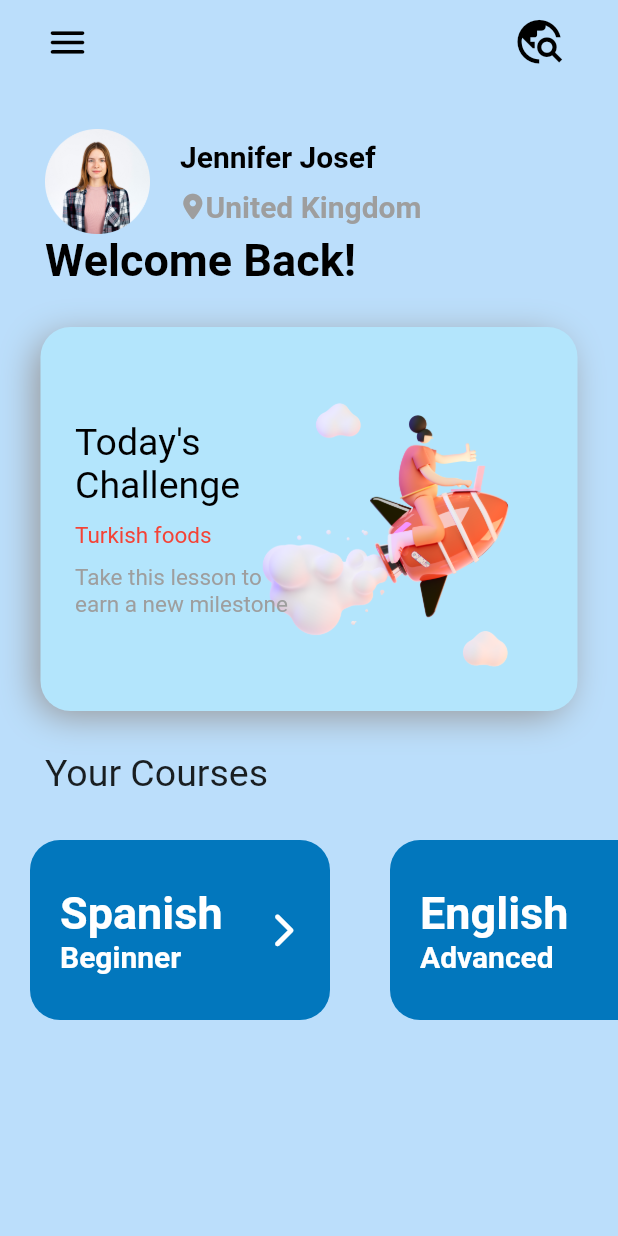
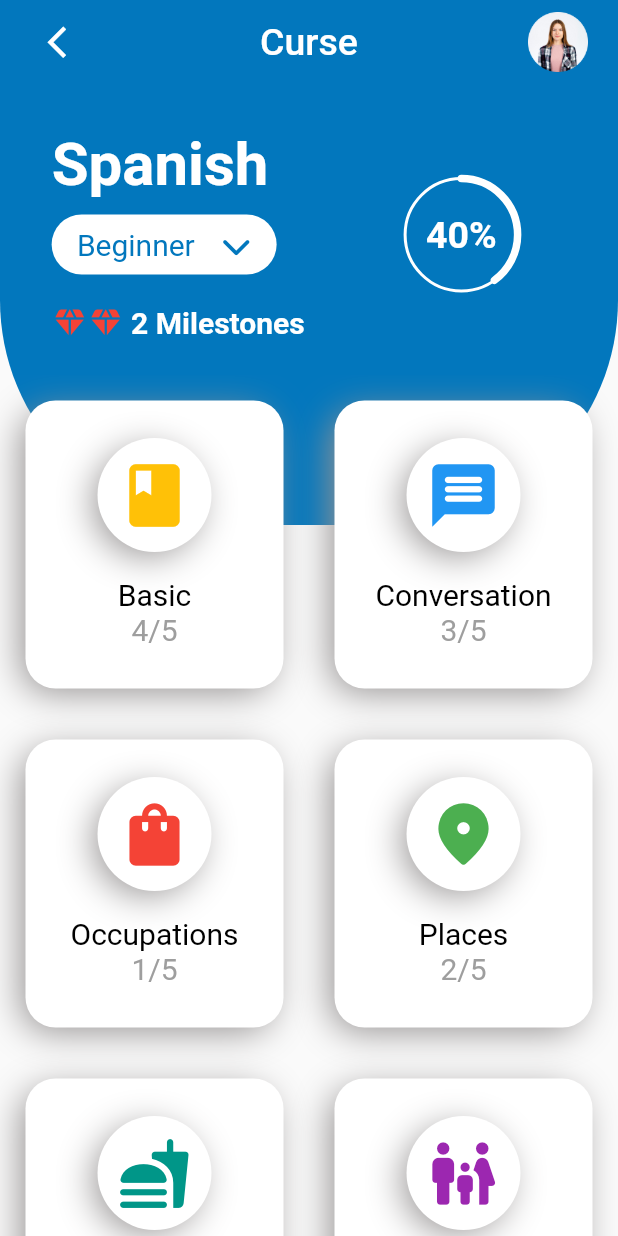
Before and after one commit to kursat-ozturk/education_app, a Flutter app: the screen it shows after launch, on a phone screen of 412 x 824 dp. Run offline on Flutter 3.47's test engine with Material 2 defaults, Android fonts, the phone set to English and light mode, and no system bars; drawn by our look-alikes of percent_indicator; our stand-ins replace font_awesome_flutter.

Commit message:
created spanish cart

```diff
--- a/lib/homepage.dart
+++ b/lib/homepage.dart
@@ -124,14 +124,16 @@ class HomePage extends StatelessWidget {
                       style: TextStyle(
                         fontSize: 25,
                         color: Colors.black,
+                        fontWeight: FontWeight.bold,
                       ),
                     ),
                     SizedBox(height: 10),
                     Text(
                       "Turkish foods",
                       style: TextStyle(
-                        fontSize: 15,
+                        fontSize: 18,
                         color: Colors.red,
+                        fontWeight: FontWeight.bold,
                       ),
                     ),
                     SizedBox(height: 10),
@@ -140,6 +142,7 @@ class HomePage extends StatelessWidget {
                       style: TextStyle(
                         fontSize: 15,
                         color: Colors.grey,
+                        fontWeight: FontWeight.w700,
                       ),
                     ),
                   ],
--- a/lib/main.dart
+++ b/lib/main.dart
@@ -1,3 +1,4 @@
+import 'package:education_app/spanish.dart';
 import 'package:flutter/material.dart';
 import 'homepage.dart';
 
@@ -12,7 +13,7 @@ class MyApp extends StatelessWidget {
   Widget build(BuildContext context) {
     return const MaterialApp(
       debugShowCheckedModeBanner: false,
-      home: HomePage(),
+      home: Spanish(), //HomePage(),
     );
   }
 }
--- /dev/null
+++ b/lib/spanish.dart
@@ -0,0 +1,296 @@
+import 'package:flutter/material.dart';
+import 'package:font_awesome_flutter/font_awesome_flutter.dart';
+import 'package:percent_indicator/circular_percent_indicator.dart';
+
+class Spanish extends StatelessWidget {
+  const Spanish({super.key});
+
+  @override
+  Widget build(BuildContext context) {
+    return Scaffold(
+      body: Stack(
+        children: [
+          Positioned(
+            child: Column(
+              children: [
+                Container(
+                  height: 350,
+                  decoration: BoxDecoration(
+                    color: Colors.lightBlue[800],
+                    borderRadius: const BorderRadius.only(
+                      bottomLeft: Radius.circular(150),
+                      bottomRight: Radius.circular(150),
+                    ),
+                  ),
+                  child: Column(
+                    children: [
+                      AppBar(
+                        backgroundColor: Colors.transparent,
+                        elevation: 0.0,
+                        leading: const Padding(
+                          padding: EdgeInsets.only(left: 20),
+                          child: Icon(Icons.arrow_back_ios_new, size: 25),
+                        ),
+                        centerTitle: true,
+                        title: const Text(
+                          'Curse',
+                          style: TextStyle(fontSize: 25),
+                        ),
+                        actions: [
+                          Padding(
+                            padding: const EdgeInsets.only(right: 20),
+                            child: Image.asset(
+                              "assets/profile.png",
+                              height: 40,
+                              width: 40,
+                            ),
+                          ),
+                        ],
+                      ),
+                      const SizedBox(height: 30),
+                      Row(
+                        mainAxisAlignment: MainAxisAlignment.spaceEvenly,
+                        children: [
+                          Column(
+                            mainAxisAlignment: MainAxisAlignment.spaceEvenly,
+                            crossAxisAlignment: CrossAxisAlignment.start,
+                            children: [
+                              const Text(
+                                'Spanish',
+                                style: TextStyle(
+                                  color: Colors.white,
+                                  fontSize: 40,
+                                  fontWeight: FontWeight.bold,
+                                ),
+                              ),
+                              const SizedBox(height: 10),
+                              Container(
+                                height: 40,
+                                width: 150,
+                                decoration: BoxDecoration(
+                                  color: Colors.white,
+                                  borderRadius: BorderRadius.circular(20),
+                                ),
+                                child: Padding(
+                                  padding: const EdgeInsets.all(8.0),
+                                  child: Row(
+                                    mainAxisAlignment:
+                                        MainAxisAlignment.spaceAround,
+                                    children: [
+                                      Text(
+                                        'Beginner',
+                                        style: TextStyle(
+                                          color: Colors.lightBlue[800],
+                                          fontSize: 20,
+                                        ),
+                                      ),
+                                      Icon(
+                                        FontAwesomeIcons.chevronDown,
+                                        size: 20,
+                                        color: Colors.lightBlue[800],
+                                      ),
+                                    ],
+                                  ),
+                                ),
+                              ),
+                              const SizedBox(height: 20),
+                              const Row(
+                                children: [
+                                  Icon(
+                                    Icons.diamond_rounded,
+                                    color: Colors.red,
+                                  ),
+                                  Icon(
+                                    Icons.diamond_rounded,
+                                    color: Colors.red,
+                                  ),
+                                  Text(
+                                    ' 2 Milestones',
+                                    style: TextStyle(
+                                      color: Colors.white,
+                                      fontWeight: FontWeight.bold,
+                                      fontSize: 20,
+                                    ),
+                                  ),
+                                ],
+                              ),
+                            ],
+                          ),
+                          Padding(
+                            padding: const EdgeInsets.all(30),
+                            child: CircularPercentIndicator(
+                              radius: 40,
+                              backgroundColor: Colors.white,
+                              lineWidth: 5,
+                              backgroundWidth: 2.0,
+                              percent: 0.4,
+                              animation: true,
+                              center: const Text(
+                                '40%',
+                                style: TextStyle(
+                                  fontWeight: FontWeight.bold,
+                                  color: Colors.white,
+                                  fontSize: 25.0,
+                                ),
+                              ),
+                              circularStrokeCap: CircularStrokeCap.round,
+                              progressColor: Colors.white,
+                            ),
+                          ),
+                        ],
+                      ),
+                    ],
+                  ),
+                ),
+              ],
+            ),
+          ),
+          Padding(
+            padding: const EdgeInsets.only(top: 250),
+            child: GridView.count(
+              crossAxisCount: 2,
+              mainAxisSpacing: 20,
+              //crossAxisSpacing: 5,
+              children: const [
+                CourseCart(
+                  text: 'Basic',
+                  number: '4/5',
+                  icon: Icons.book_rounded,
+                  color: Colors.amber,
+                ),
+                CourseCart(
+                  text: 'Conversation',
+                  number: '3/5',
+                  icon: Icons.message_rounded,
+                  color: Colors.blue,
+                ),
+                CourseCart(
+                  text: 'Occupations',
+                  number: '1/5',
+                  icon: Icons.shopping_bag_rounded,
+                  color: Colors.red,
+                ),
+                CourseCart(
+                  text: 'Places',
+                  number: '2/5',
+                  icon: Icons.location_on_rounded,
+                  color: Colors.green,
+                ),
+                CourseCart(
+                  text: 'Foods',
+                  number: '5/5',
+                  icon: Icons.fastfood_rounded,
+                  color: Colors.teal,
+                ),
+                CourseCart(
+                  text: 'Family Members',
+                  number: '3/5',
+                  icon: Icons.family_restroom_rounded,
+                  color: Colors.purple,
+                ),
+                SizedBox(height: 10),
+              ],
+            ),
+          ),
+        ],
+      ),
+    );
+  }
+}
+
+class CourseCart extends StatelessWidget {
+  const CourseCart({
+    super.key,
+    required this.text,
+    required this.number,
+    required this.icon,
+    required this.color,
+  });
+
+  final String text;
+  final String number;
+  final IconData icon;
+  final Color color;
+
+  @override
+  Widget build(BuildContext context) {
+    return Container(
+      margin: const EdgeInsets.only(
+        left: 20,
+        right: 20,
+        top: 20,
+      ),
+      decoration: BoxDecoration(
+        color: Colors.white,
+        //shape: BoxShape.circle,
+        borderRadius: BorderRadius.circular(20),
+        boxShadow: const [
+          BoxShadow(
+            color: Color.fromARGB(255, 150, 147, 147),
+            offset: Offset(-5.0, 5.0),
+            blurRadius: 20,
+            spreadRadius: 0.5,
+          ),
+          BoxShadow(
+            color: Colors.white,
+            blurRadius: 0.0,
+            spreadRadius: 3.0,
+          ),
+        ],
+      ),
+      child: Column(
+        mainAxisAlignment: MainAxisAlignment.center,
+        children: [
+          Container(
+            height: 70,
+            width: 70,
+            decoration: const BoxDecoration(
+              color: Colors.white,
+              shape: BoxShape.circle,
+              boxShadow: [
+                BoxShadow(
+                  color: Color.fromARGB(255, 150, 147, 147),
+                  offset: Offset(-5.0, 5.0),
+                  blurRadius: 20,
+                  spreadRadius: 0.5,
+                ),
+                BoxShadow(
+                  color: Colors.white,
+                  blurRadius: 0.0,
+                  spreadRadius: 3.0,
+                ),
+              ],
+            ),
+            child: Padding(
+              padding: const EdgeInsets.all(10),
+              child: Icon(
+                icon,
+                size: 50,
+                color: color,
+              ),
+            ),
+          ),
+          const SizedBox(height: 20),
+          Column(
+            children: [
+              Text(
+                text,
+                style: const TextStyle(
+                  fontSize: 20,
+                  color: Colors.black,
+                ),
+              ),
+              Text(
+                number,
+                style: const TextStyle(
+                  fontSize: 20,
+                  color: Colors.grey,
+                ),
+              ),
+            ],
+          ),
+        ],
+      ),
+    );
+  }
+}
--- a/pubspec.yaml
+++ b/pubspec.yaml
@@ -36,6 +36,7 @@ dependencies:
   # Use with the CupertinoIcons class for iOS style icons.
   cupertino_icons: ^1.0.2
   font_awesome_flutter: ^10.4.0
+  percent_indicator: ^4.2.3
 
 dev_dependencies:
   flutter_test:
```
Also changed, not shown: pubspec.lock.
